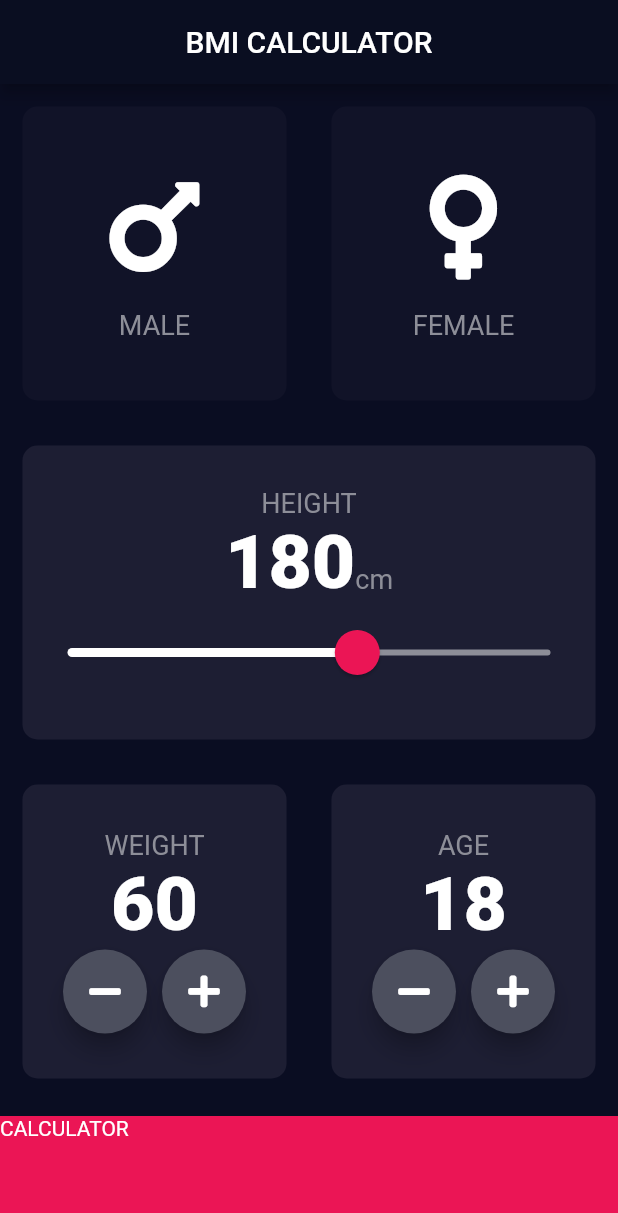
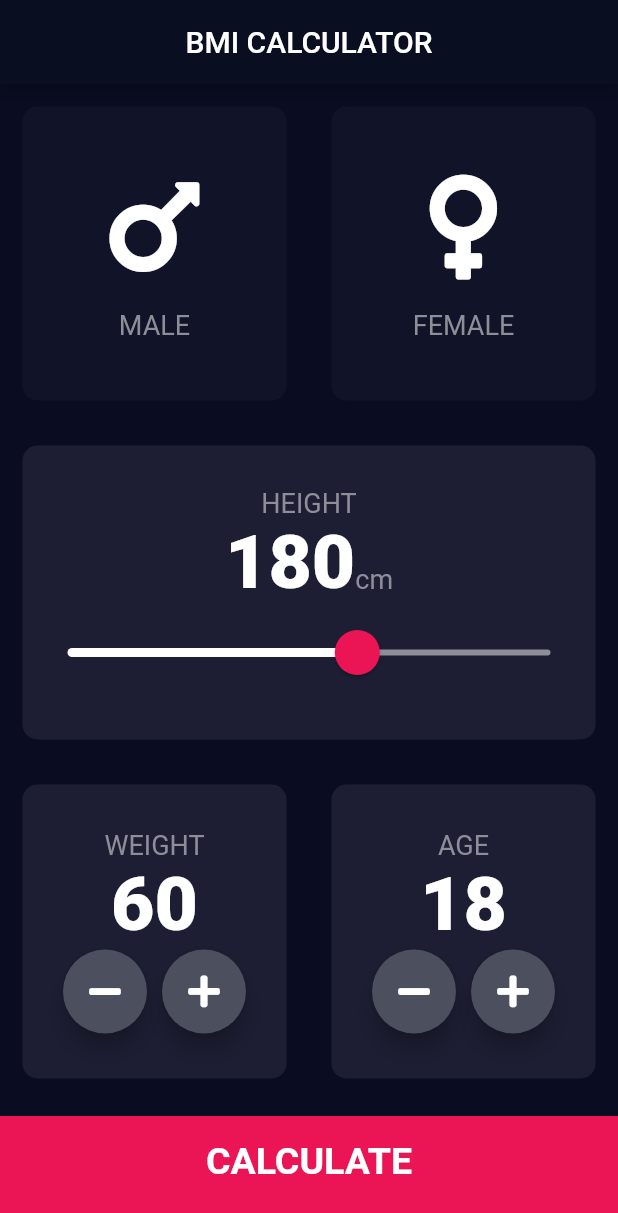
Before and after one commit to aadarshnaik/BMI-Calculator, a Flutter app: the screen it shows after launch, on a phone screen of 412 x 824 dp. Shown: the top 1213 px of the screen. Run offline on Flutter 3.47's test engine with Material 2 defaults, Android fonts, the phone set to English and light mode, and no system bars; our stand-ins replace font_awesome_flutter.

Commit message:
Complete BMI Calculator app

```diff
--- /dev/null
+++ b/lib/components/bottom_button.dart
@@ -0,0 +1,30 @@
+import 'package:flutter/material.dart';
+import '../constants.dart';
+
+class BottomButton extends StatelessWidget {
+
+  final VoidCallback? onTap;
+  final String buttonTitle;
+
+  BottomButton({required this.onTap, required this.buttonTitle});
+
+  @override
+  Widget build(BuildContext context) {
+    return GestureDetector(
+      onTap: onTap,
+      child: Container(
+        child: Center(
+          child: Text(
+            buttonTitle,
+            style: kLargeButtonTextStyle,
+          ),
+        ),
+        color: kBottomContainerColor,
+        margin: EdgeInsets.only(top: 10.0),
+        padding: EdgeInsets.only(bottom: 20.0),
+        width: double.infinity,
+        height: kBottomContainerHeight,
+      ),
+    );
+  }
+}
--- a/lib/icon_content.dart
+++ b/lib/components/icon_content.dart
@@ -1,5 +1,5 @@
 import 'package:flutter/material.dart';
-import 'constants.dart';
+import '../constants.dart';
 
 
 class IconContent extends StatelessWidget {
--- /dev/null
+++ b/lib/components/round_icon_button.dart
@@ -0,0 +1,24 @@
+import 'package:flutter/material.dart';
+
+class RoundIconButton extends StatelessWidget {
+
+  RoundIconButton({this.icon, required this.onPressed});
+
+  final IconData? icon;
+  final void Function()? onPressed;
+
+  @override
+  Widget build(BuildContext context) {
+    return RawMaterialButton(
+      child: Icon(icon),
+      elevation: 6.0,
+      constraints: BoxConstraints.tightFor(
+        width: 56.0,
+        height: 56.0,
+      ),
+      shape: CircleBorder(),
+      fillColor: Color(0xFF4C4F5E),
+      onPressed: onPressed,
+    );
+  }
+}
--- a/lib/main.dart
+++ b/lib/main.dart
@@ -1,5 +1,5 @@
 import 'package:flutter/material.dart';
-import 'input_page.dart';
+import 'screens/input_page.dart';
 void main() => runApp(BMICalculator());
 
 class BMICalculator extends StatelessWidget {
--- a/lib/input_page.dart
+++ b/lib/screens/input_page.dart
@@ -1,21 +1,24 @@
 import 'package:flutter/material.dart';
 import 'package:font_awesome_flutter/font_awesome_flutter.dart';
-import 'reusable_card.dart';
-import 'icon_content.dart';
-import 'constants.dart';
+import '../components/reusable_card.dart';
+import '../components/icon_content.dart';
+import '../constants.dart';
 import 'results_page.dart';
+import '../components/bottom_button.dart';
+import '../components/round_icon_button.dart';
+import 'package:bmi/calculator_brain.dart';
 
-enum Gender{
+enum Gender {
   male,
   female,
 }
+
 class InputPage extends StatefulWidget {
   @override
   _InputPageState createState() => _InputPageState();
 }
 
 class _InputPageState extends State<InputPage> {
-
   // Color maleCardColor = inactiveCardColor;
   // Color femaleCardColor = inactiveCardColor;
 
@@ -59,9 +62,14 @@ class _InputPageState extends State<InputPage> {
               children: [
                 Expanded(
                   child: ReusableCard(
-                    colour: selectedGender == Gender.male ? kActiveCardColor : kInactiveCardColor,
-                    cardChild: IconContent(icon: FontAwesomeIcons.mars,label: 'MALE',),
-                    onPress: (){
+                    colour: selectedGender == Gender.male
+                        ? kActiveCardColor
+                        : kInactiveCardColor,
+                    cardChild: IconContent(
+                      icon: FontAwesomeIcons.mars,
+                      label: 'MALE',
+                    ),
+                    onPress: () {
                       setState(() {
                         selectedGender = Gender.male;
                       });
@@ -70,9 +78,12 @@ class _InputPageState extends State<InputPage> {
                 ),
                 Expanded(
                   child: ReusableCard(
-                    colour: selectedGender == Gender.female ? kActiveCardColor : kInactiveCardColor,
-                    cardChild: IconContent(icon: FontAwesomeIcons.venus,label: 'FEMALE'),
-                    onPress: (){
+                    colour: selectedGender == Gender.female
+                        ? kActiveCardColor
+                        : kInactiveCardColor,
+                    cardChild: IconContent(
+                        icon: FontAwesomeIcons.venus, label: 'FEMALE'),
+                    onPress: () {
                       setState(() {
                         selectedGender = Gender.female;
                       });
@@ -97,11 +108,9 @@ class _InputPageState extends State<InputPage> {
                     crossAxisAlignment: CrossAxisAlignment.baseline,
                     textBaseline: TextBaseline.alphabetic,
                     children: <Widget>[
+                      Text(height.toString(), style: kNumberTextStyle),
                       Text(
-                      height.toString(),
-                      style: kNumberTextStyle
-                      ),
-                      Text('cm',
+                        'cm',
                         style: kLabelTextStyle,
                       )
                     ],
@@ -109,17 +118,17 @@ class _InputPageState extends State<InputPage> {
                   SliderTheme(
                     data: SliderTheme.of(context).copyWith(
                         activeTrackColor: Colors.white,
-                      inactiveTrackColor:  Color(0xFF8D8E98),
+                        inactiveTrackColor: Color(0xFF8D8E98),
                         thumbColor: Color(0xFFEB1555),
                         overlayColor: Color(0x29EB1555),
-                      thumbShape: RoundSliderThumbShape(enabledThumbRadius: 15.0),
-                      overlayShape: RoundSliderOverlayShape(overlayRadius: 30.0)
-                    ),
+                        thumbShape:
+                            RoundSliderThumbShape(enabledThumbRadius: 15.0),
+                        overlayShape:
+                            RoundSliderOverlayShape(overlayRadius: 30.0)),
                     child: Slider(
                       value: height.toDouble(),
                       min: 120.0,
                       max: 220.0,
-
                       onChanged: (double newValue) {
                         setState(() {
                           height = newValue.round();
@@ -174,7 +183,6 @@ class _InputPageState extends State<InputPage> {
                           ],
                         ),
                       ],
-
                     ),
                   ),
                 ),
@@ -223,18 +231,21 @@ class _InputPageState extends State<InputPage> {
               ],
             ),
           ),
-        GestureDetector(
-          onTap: (){
-            Navigator.push(context, MaterialPageRoute(builder: (context) => ResultsPage()));
+          BottomButton(
+            buttonTitle: 'CALCULATE',
+            onTap: () {
+              CalculatorBrain calc = CalculatorBrain(height: height, weight: weight);
+              print(calc.calculateBMI());
+              print(calc.getResult());
+              Navigator.push(
+                context,
+                MaterialPageRoute(
+                  builder: (context) => ResultsPage(interpretation: calc.getInterpretation() , bmiResult: calc.calculateBMI(), resultText: calc.getResult(),
+                  ),
+                ),
+              );
             },
-          child: Container(
-            child: Text('CALCULATOR'),
-            color: kBottomContainerColor,
-            margin: EdgeInsets.only(top: 10.0),
-            width: double.infinity,
-            height: kBottomContainerHeight,
           ),
-        )
         ],
       ),
 
@@ -248,26 +259,3 @@ class _InputPageState extends State<InputPage> {
     );
   }
 }
-
-class RoundIconButton extends StatelessWidget {
-
-  RoundIconButton({this.icon, required this.onPressed});
-
-  final IconData? icon;
-  final VoidCallback? onPressed;
-
-  @override
-  Widget build(BuildContext context) {
-    return RawMaterialButton(
-      child: Icon(icon),
-      elevation: 6.0,
-      constraints: BoxConstraints.tightFor(
-        width: 56.0,
-        height: 56.0,
-      ),
-      shape: CircleBorder(),
-      fillColor: Color(0xFF4C4F5E),
-      onPressed: onPressed,
-    );
-  }
-}
```
Also changed, not shown: lib/calculator_brain.dart (added, +39 -0 lines), lib/constants.dart (+25 -0 lines), lib/results_page.dart (deleted, +0 -15 lines), lib/screens/results_page.dart (added, +71 -0 lines), lib/components/reusable_card.dart (renamed from lib/reusable_card.dart). Lines whose indentation alone changed are shown as unchanged.
